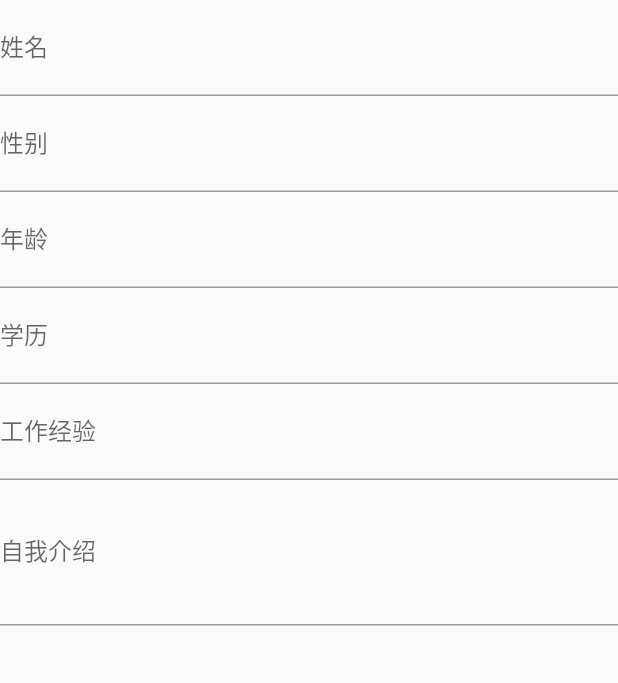
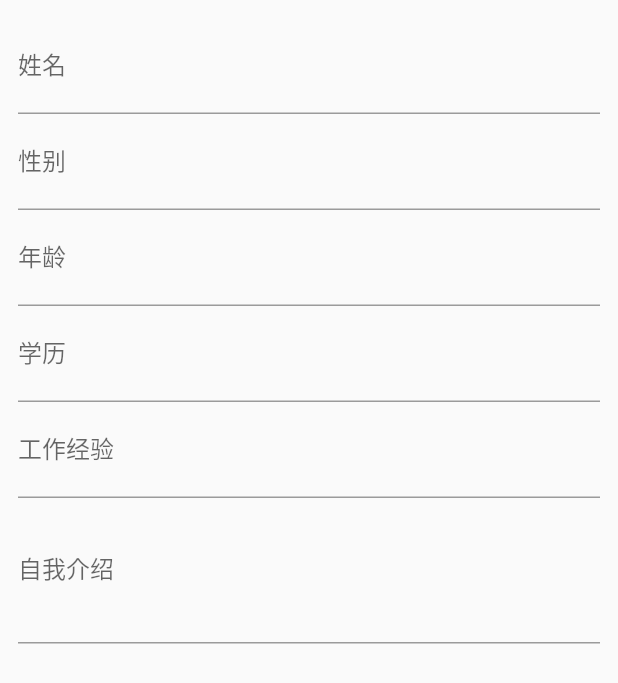
Before and after one commit to pashangshangpo/resume-app, a Flutter app: the screen it shows after launch, on a phone screen of 412 x 824 dp. Shown: the top 683 px of the screen. Run offline on Flutter 3.47's test engine with Material 2 defaults, Android fonts, the phone set to English and light mode, and no system bars.

Commit message:
style: 设置间距

```diff
--- a/lib/pages/home.dart
+++ b/lib/pages/home.dart
@@ -20,7 +20,9 @@ class _HomePageState extends State<HomePage> {
   @override
   Widget build(BuildContext context) {
     return Scaffold(
-      body: Column(
+      body: Container(
+        margin: const EdgeInsets.all(12.0),
+        child: Column(
           children: <Widget>[
             TextField(
               controller: _nameController,
@@ -67,6 +69,7 @@ class _HomePageState extends State<HomePage> {
             ),
           ],
         ),
+      )
     );
   }
 }
```
Lines whose indentation alone changed are shown as unchanged.
